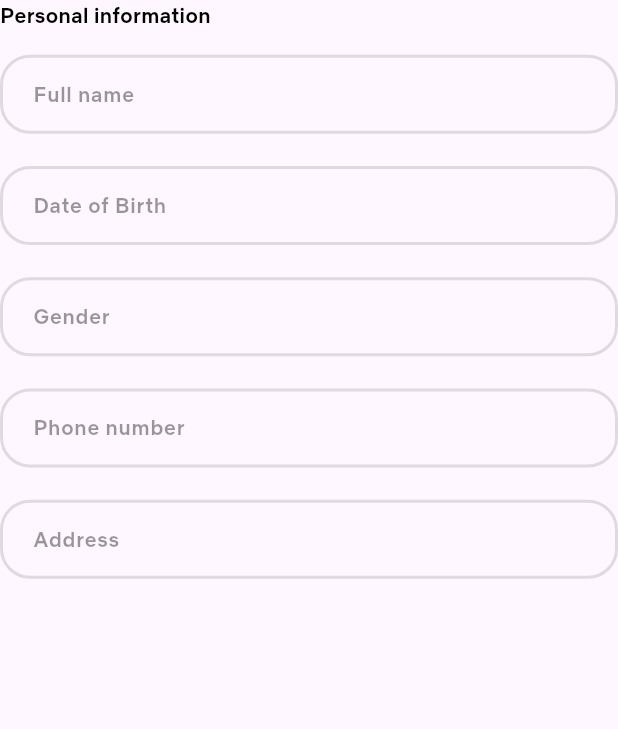
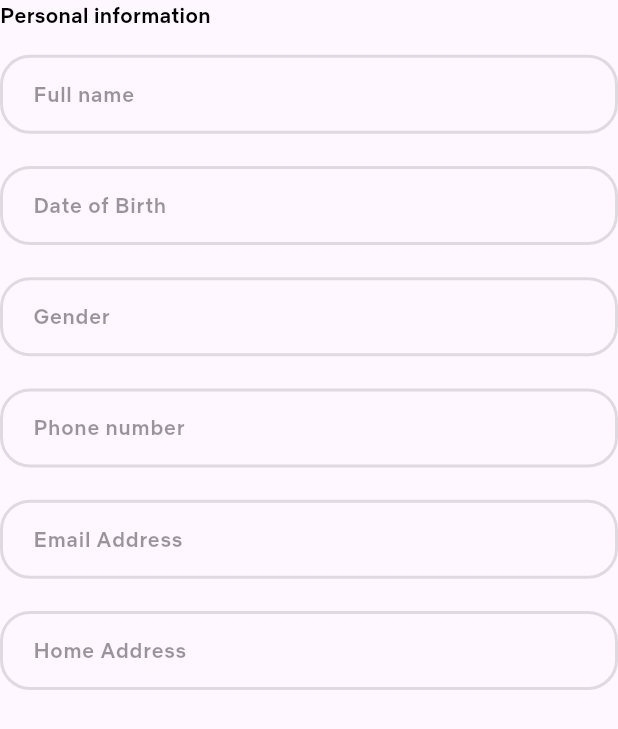
Before and after one commit to faizsr/Student-Management---Getx, a Flutter app: what personalInfoSection() shows on an empty page, opened directly, on a phone screen of 412 x 824 dp. Shown: the top 729 px of the screen. Run offline on Flutter 3.47's test engine with Material 3 defaults, Android fonts, the phone set to English and light mode, and no system bars; our stand-ins replace get; network calls fail.

```diff
--- a/lib/presentation/add student/widgets/sections.dart
+++ b/lib/presentation/add student/widgets/sections.dart
@@ -8,23 +8,28 @@ import 'package:flutter_application_1/presentation/widgets/heading.dart';
 import 'package:get/get.dart';
 
 Column otherDetailSection() {
-  return Column(
+  return const Column(
     crossAxisAlignment: CrossAxisAlignment.start,
     children: [
-      subHeading('Other details:'),
-      const CustomTextFieldWidget(
+      SubHeadingWidget(
+        text: 'Other details:',
+        fontSize: 14,
+        fontWeight: FontWeight.w500,
+        color: kBlackColor,
+      ),
+      CustomTextFieldWidget(
         labelText: 'Department',
       ),
-      const CustomTextFieldWidget(
+      CustomTextFieldWidget(
         labelText: 'Admission date',
       ),
-      const CustomTextFieldWidget(
+      CustomTextFieldWidget(
         labelText: 'Student ID',
       ),
-      const CustomTextFieldWidget(
+      CustomTextFieldWidget(
         labelText: 'Roll no.',
       ),
-      const CustomTextFieldWidget(
+      CustomTextFieldWidget(
         labelText: 'Class',
       ),
     ],
@@ -32,24 +37,32 @@ Column otherDetailSection() {
 }
 
 Column personalInfoSection() {
-  return Column(
+  return const Column(
     crossAxisAlignment: CrossAxisAlignment.start,
     children: [
-      subHeading('Personal information'),
-      const CustomTextFieldWidget(
+      SubHeadingWidget(
+        text: 'Personal information',
+        fontSize: 14,
+        fontWeight: FontWeight.w500,
+        color: kBlackColor,
+      ),
+      CustomTextFieldWidget(
         labelText: 'Full name',
       ),
-      const CustomTextFieldWidget(
+      CustomTextFieldWidget(
         labelText: 'Date of Birth',
       ),
-      const CustomTextFieldWidget(
+      CustomTextFieldWidget(
         labelText: 'Gender',
       ),
-      const CustomTextFieldWidget(
+      CustomTextFieldWidget(
         labelText: 'Phone number',
       ),
-      const CustomTextFieldWidget(
-        labelText: 'Address',
+      CustomTextFieldWidget(
+        labelText: 'Email Address',
+      ),
+      CustomTextFieldWidget(
+        labelText: 'Home Address',
       ),
     ],
   );
--- a/lib/presentation/add student/widgets/sub_heading.dart
+++ b/lib/presentation/add student/widgets/sub_heading.dart
@@ -1,12 +1,28 @@
 import 'package:flutter/material.dart';
 
-Text subHeading(String text) {
-  return Text(
-    text,
-    style: const TextStyle(
-      fontWeight: FontWeight.w500,
-      color: Colors.black,
-      fontSize: 14,
-    ),
-  );
+class SubHeadingWidget extends StatelessWidget {
+  const SubHeadingWidget({
+    super.key,
+    required this.text,
+    required this.fontSize,
+    required this.fontWeight,
+    required this.color,
+  });
+
+  final String text;
+  final double fontSize;
+  final FontWeight fontWeight;
+  final Color color;
+
+  @override
+  Widget build(BuildContext context) {
+    return Text(
+      text,
+      style: TextStyle(
+        fontWeight: fontWeight,
+        color: color,
+        fontSize: fontSize,
+      ),
+    );
+  }
 }
--- a/lib/presentation/student list/widgets/list_card.dart
+++ b/lib/presentation/student list/widgets/list_card.dart
@@ -32,6 +32,9 @@ class ListCardWidget extends StatelessWidget {
           children: [
             const CircleAvatar(
               radius: 35,
+              backgroundImage: NetworkImage(
+                'https://t4.ftcdn.net/jpg/03/64/21/11/360_F_364211147_1qgLVxv1Tcq0Ohz3FawUfrtONzz8nq3e.jpg',
+              ),
             ),
             kWidth(kGetWidth * 0.03),
             const Column(
```
Also changed, not shown: lib/core/constants.dart (+7 -0 lines), lib/presentation/student detail/screen_student_detail.dart (+34 -1 lines), lib/presentation/student detail/widgets/custom_material_button.dart (added, +41 -0 lines), lib/presentation/student detail/widgets/detail_section.dart (added, +61 -0 lines), lib/presentation/student detail/widgets/info_widget.dart (added, +122 -0 lines), lib/presentation/student detail/widgets/main_title.dart (added, +62 -0 lines), lib/presentation/student detail/widgets/profile_image_widget.dart (added, +56 -0 lines).
